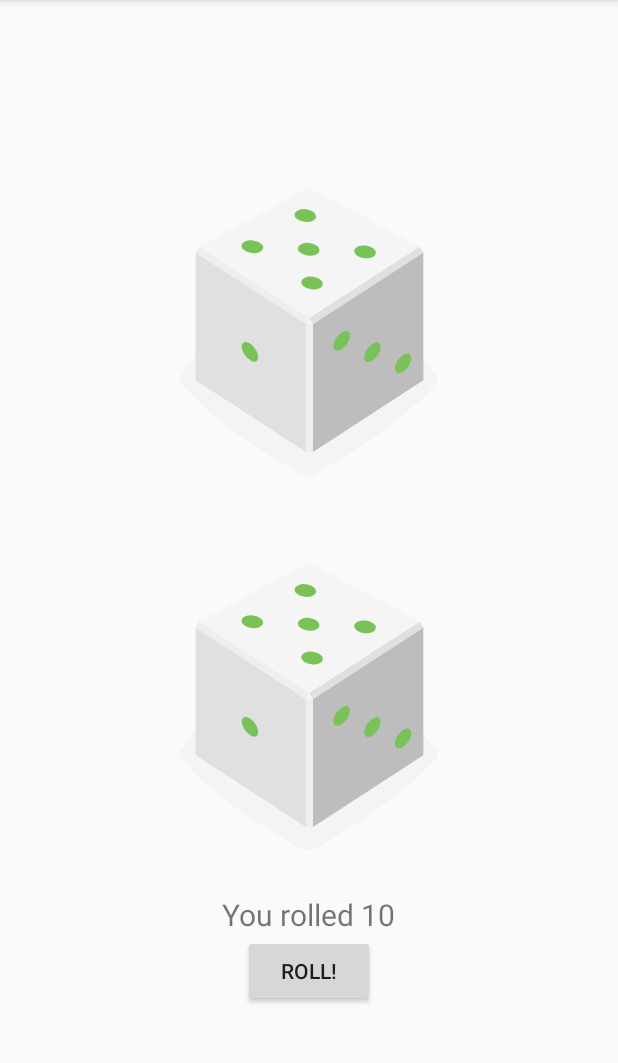
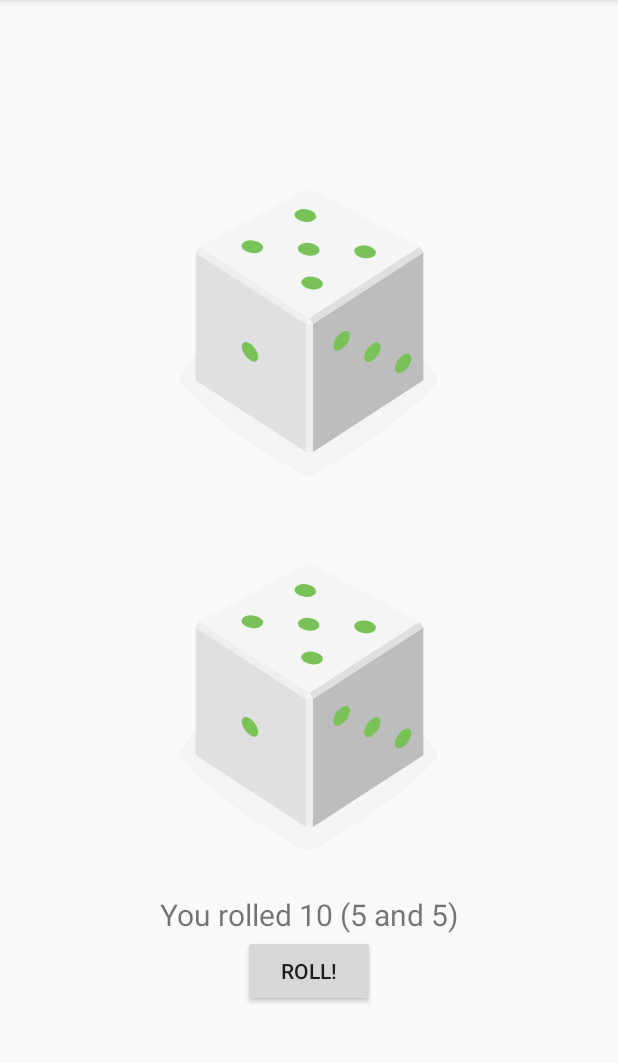
Before and after one commit to Trimbell/DiceRoller, an Android app: the screen it shows after launch (MainActivity), after a tap on "ROLL!", on a phone screen of 412 x 824 dp, the part 84-1147 px from its top. Run offline under Robolectric (Android 15) with nearby library versions, the phone set to English and light mode, and no system bars.

```diff
--- a/app/src/main/java/com/trimbell/diceroller/MainActivity.kt
+++ b/app/src/main/java/com/trimbell/diceroller/MainActivity.kt
@@ -45,7 +45,7 @@ class MainActivity : AppCompatActivity() {
         val diceText = findViewById<TextView>(R.id.dice_text)
         val diceImage1: ImageView = findViewById(R.id.dice_image_1)
         val diceImage2: ImageView = findViewById(R.id.dice_image_2)
-        diceText.text = getString(R.string.roll_info, diceNum1 + diceNum2)
+        diceText.text = getString(R.string.roll_info, diceNum1 + diceNum2, diceNum1, diceNum2)
         diceImage1.setImageResource(drawableResource1)
         diceImage2.setImageResource(drawableResource2)
     }
--- a/app/src/main/res/values/strings.xml
+++ b/app/src/main/res/values/strings.xml
@@ -1,5 +1,5 @@
 <resources xmlns:xliff="urn:oasis:names:tc:xliff:document:1.2">
     <string name="app_name">Dice Roller</string>
     <string name="roll">Roll!</string>
-    <string name="roll_info">You rolled %d</string>
+    <string name="roll_info">You rolled %d (%d and %d)</string>
 </resources>
```
